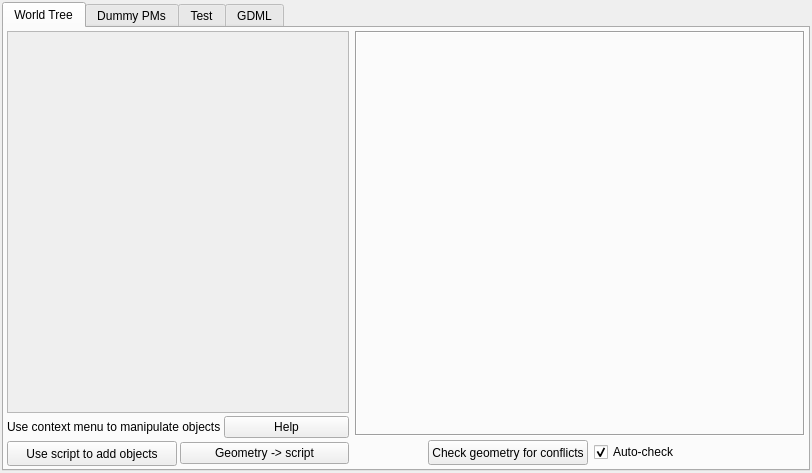
Qt form src/gui/detectoraddonswindow.ui (andrmor/ANTS2) before a commit.
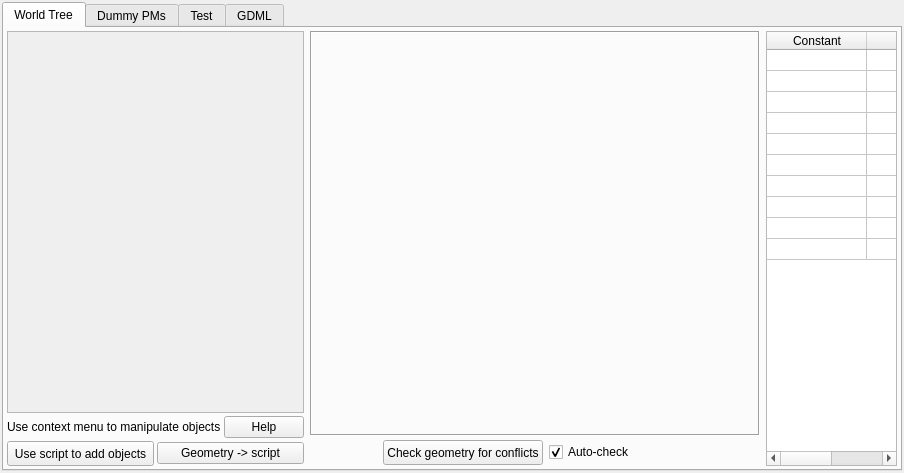
The same form after that commit.

Patch:
```diff
--- a/src/gui/detectoraddonswindow.ui
+++ b/src/gui/detectoraddonswindow.ui
@@ -6,7 +6,7 @@
    <rect>
     <x>0</x>
     <y>0</y>
-    <width>812</width>
+    <width>904</width>
     <height>473</height>
    </rect>
   </property>
@@ -268,6 +268,51 @@
           </item>
          </layout>
         </item>
+        <item>
+         <widget class="QTableWidget" name="tabwConstants">
+          <property name="contextMenuPolicy">
+           <enum>Qt::CustomContextMenu</enum>
+          </property>
+          <property name="rowCount">
+           <number>10</number>
+          </property>
+          <attribute name="horizontalHeaderStretchLastSection">
+           <bool>true</bool>
+          </attribute>
+          <attribute name="verticalHeaderVisible">
+           <bool>false</bool>
+          </attribute>
+          <attribute name="verticalHeaderDefaultSectionSize">
+           <number>21</number>
+          </attribute>
+          <attribute name="verticalHeaderMinimumSectionSize">
+           <number>21</number>
+          </attribute>
+          <attribute name="verticalHeaderStretchLastSection">
+           <bool>false</bool>
+          </attribute>
+          <row/>
+          <row/>
+          <row/>
+          <row/>
+          <row/>
+          <row/>
+          <row/>
+          <row/>
+          <row/>
+          <row/>
+          <column>
+           <property name="text">
+            <string>Constant</string>
+           </property>
+          </column>
+          <column>
+           <property name="text">
+            <string>Value</string>
+           </property>
+          </column>
+         </widget>
+        </item>
        </layout>
       </widget>
       <widget class="QWidget" name="tabDummyPMs">
```
